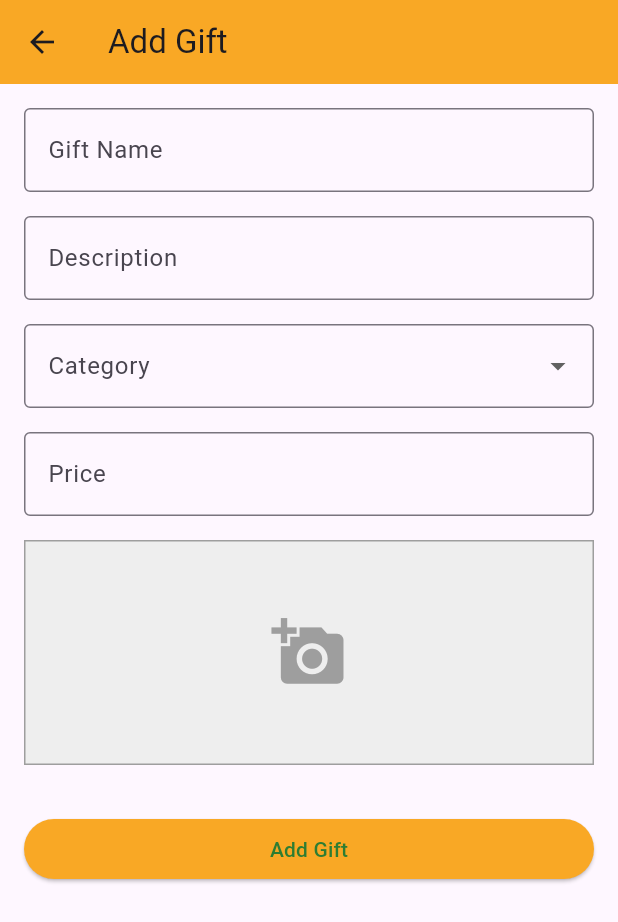
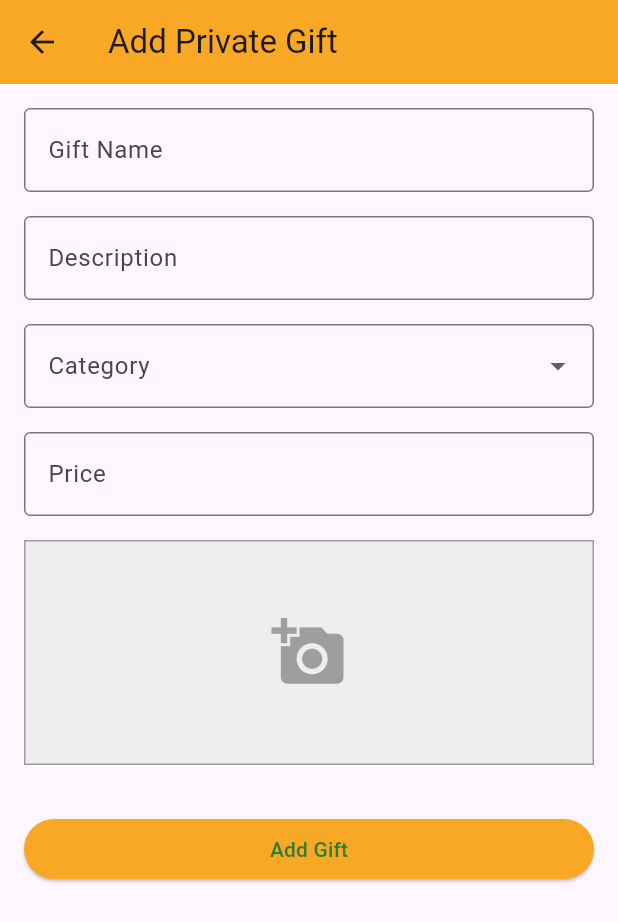
Before and after one commit to Noosh123/hedieaty, a Flutter app: the PrivateGiftListPage screen opened directly with empty values, after a tap on "Add New Gift", on a phone screen of 412 x 824 dp. Shown: the top 922 px of the screen. Run offline on Flutter 3.47's test engine with Material 3 defaults, Android fonts, the phone set to English and light mode, and no system bars; our stand-ins replace cloud_firestore, firebase_auth, firebase_core, image_picker, permission_handler, sqflite; accounts and stored records are empty.

Commit message:
The user can now create local events and gifts
The user can now create local events and gifts

```diff
--- a/lib/main.dart
+++ b/lib/main.dart
@@ -8,6 +8,7 @@ import 'package:hedieaty/screens/eventlist_page.dart';
 import 'package:hedieaty/screens/giftdetails_page.dart';
 import 'package:hedieaty/screens/giftlist_page.dart';
 import 'package:hedieaty/screens/homepage.dart';
+import 'package:hedieaty/screens/local/PrivateEventListPage.dart';
 import 'package:hedieaty/screens/myGiftlist_page.dart';
 import 'package:hedieaty/screens/myPledgedGifts_page.dart';
 import 'package:hedieaty/screens/myProfile_page.dart';
@@ -30,6 +31,7 @@ class MyApp extends StatelessWidget {
         '/homepage': (context) => HomePage(),
         //'/eventlist': (context) => EventListPage(friendName: 'Friend Name'),
         '/myEventlist': (context) => MyEventListPage(),// Pass dynamic name later
+        '/myPrivateEventlist': (context) => PrivateEventListPage(),// Pass dynamic name later
         //'/giftlist':(context) => GiftListPage(),
         //'/myGiftlist': (context) => MyGiftListPage(),
         //'/giftdetails':(context) => GiftDetailsPage(),
--- /dev/null
+++ b/lib/screens/local/create_private_gift_page.dart
@@ -0,0 +1,266 @@
+import 'package:flutter/material.dart';
+import 'package:hedieaty/services/image_service.dart';
+import 'package:image_picker/image_picker.dart';
+import 'package:hedieaty/models/gift_model.dart';
+import 'package:hedieaty/services/local/local_gift_service.dart';
+import 'dart:io';
+
+class CreatePrivateGiftPage extends StatefulWidget {
+  final GiftModel? gift; // Pass the gift model if editing
+  final String eventId; // Event ID for the gift
+  final bool isEdit; // Flag to differentiate between Add and Edit
+
+  const CreatePrivateGiftPage({
+    Key? key,
+    required this.eventId,
+    this.gift,
+    this.isEdit = false,
+  }) : super(key: key);
+
+  @override
+  State<CreatePrivateGiftPage> createState() => _CreatePrivateGiftPageState();
+}
+
+class _CreatePrivateGiftPageState extends State<CreatePrivateGiftPage> {
+  final _formKey = GlobalKey<FormState>();
+  final LocalGiftService _localGiftService = LocalGiftService();
+  final ImageService _imageService = ImageService();
+
+  String? _giftName;
+  String? _description;
+  String? _category;
+  double? _price;
+  String? _imageUrl;
+  String _status = "available";
+
+  final List<String> _categories = [
+    'Electronics',
+    'Books',
+    'Clothing',
+    'Toys',
+    'Other',
+  ];
+
+  bool _isLoading = false;
+
+  @override
+  void initState() {
+    super.initState();
+
+    // Pre-fill form fields if editing
+    if (widget.isEdit && widget.gift != null) {
+      final gift = widget.gift!;
+      _giftName = gift.name;
+      _description = gift.description;
+      _category = gift.category;
+      _price = gift.price;
+      _imageUrl = gift.image;
+      _status = gift.status;
+    }
+  }
+
+  Future<void> _pickAndUploadImage() async {
+    try {
+      final ImagePicker picker = ImagePicker();
+
+      // Pick image from gallery or camera
+      final XFile? pickedImage = await picker.pickImage(source: ImageSource.gallery);
+
+      if (pickedImage != null) {
+        setState(() => _isLoading = true);
+
+        // Upload image using ImageService
+        final imageUrl = await _imageService.uploadImage(pickedImage.path);
+
+        if (imageUrl != null) {
+          setState(() => _imageUrl = imageUrl);
+          ScaffoldMessenger.of(context).showSnackBar(
+            const SnackBar(content: Text('Image uploaded successfully!')),
+          );
+        } else {
+          throw Exception('Image upload failed');
+        }
+      }
+    } catch (e) {
+      print('Error uploading image: $e');
+      ScaffoldMessenger.of(context).showSnackBar(
+        SnackBar(content: Text('Failed to upload image: $e')),
+      );
+    } finally {
+      setState(() => _isLoading = false);
+    }
+  }
+
+
+  void _saveGift() async {
+    if (_formKey.currentState!.validate()) {
+      _formKey.currentState!.save();
+
+      setState(() => _isLoading = true);
+
+      try {
+        // Prepare the gift model
+        final GiftModel newGift = GiftModel(
+          id: widget.isEdit ? widget.gift!.id : DateTime.now().toIso8601String(),
+          eventId: widget.eventId,
+          userId: 'local', // Set a placeholder user ID for local database
+          name: _giftName!,
+          description: _description ?? '',
+          category: _category!,
+          price: _price!,
+          image: _imageUrl ?? '',
+          status: _status,
+          pledgedBy: null,
+        );
+
+        if (widget.isEdit) {
+          // Update gift
+          await _localGiftService.updateGift(newGift);
+          ScaffoldMessenger.of(context).showSnackBar(
+            const SnackBar(content: Text('Gift updated successfully!')),
+          );
+        } else {
+          // Add new gift
+          await _localGiftService.addGift(newGift);
+          ScaffoldMessenger.of(context).showSnackBar(
+            const SnackBar(content: Text('Gift added successfully!')),
+          );
+        }
+
+        Navigator.pop(context); // Return to the previous screen
+      } catch (e) {
+        print('Error saving gift: $e');
+        ScaffoldMessenger.of(context).showSnackBar(
+          SnackBar(content: Text('Failed to save gift: $e')),
+        );
+      } finally {
+        setState(() => _isLoading = false);
+      }
+    }
+  }
+
+  @override
+  Widget build(BuildContext context) {
+    return Scaffold(
+      appBar: AppBar(
+        backgroundColor: Colors.yellow[800],
+        title: Text(widget.isEdit ? 'Edit Private Gift' : 'Add Private Gift'),
+      ),
+      body: _isLoading
+          ? const Center(child: CircularProgressIndicator())
+          : Padding(
+        padding: const EdgeInsets.all(16.0),
+        child: Form(
+          key: _formKey,
+          child: ListView(
+            children: [
+              // Gift Name
+              TextFormField(
+                initialValue: _giftName,
+                decoration: const InputDecoration(
+                  labelText: 'Gift Name',
+                  border: OutlineInputBorder(),
+                ),
+                onSaved: (value) => _giftName = value,
+                validator: (value) =>
+                value == null || value.isEmpty ? 'Name is required' : null,
+              ),
+              const SizedBox(height: 16),
+
+              // Description
+              TextFormField(
+                initialValue: _description,
+                decoration: const InputDecoration(
+                  labelText: 'Description',
+                  border: OutlineInputBorder(),
+                ),
+                onSaved: (value) => _description = value,
+              ),
+              const SizedBox(height: 16),
+
+              // Category Dropdown
+              DropdownButtonFormField<String>(
+                value: _category,
+                decoration: const InputDecoration(
+                  labelText: 'Category',
+                  border: OutlineInputBorder(),
+                ),
+                items: _categories
+                    .map((category) => DropdownMenuItem(
+                  value: category,
+                  child: Text(category),
+                ))
+                    .toList(),
+                onChanged: (value) => _category = value,
+                validator: (value) =>
+                value == null || value.isEmpty ? 'Category is required' : null,
+              ),
+              const SizedBox(height: 16),
+
+              // Price
+              TextFormField(
+                initialValue: _price?.toString(),
+                decoration: const InputDecoration(
+                  labelText: 'Price',
+                  border: OutlineInputBorder(),
+                ),
+                keyboardType: TextInputType.number,
+                onSaved: (value) => _price = double.tryParse(value ?? ''),
+                validator: (value) {
+                  if (value == null || value.isEmpty) {
+                    return 'Price is required';
+                  }
+                  final price = double.tryParse(value);
+                  return price == null || price <= 0
+                      ? 'Enter a valid price'
+                      : null;
+                },
+              ),
+              const SizedBox(height: 16),
+
+              // Image Upload Section
+              GestureDetector(
+                onTap: _pickAndUploadImage,
+                child: Container(
+                  height: 150,
+                  width: double.infinity,
+                  decoration: BoxDecoration(
+                    color: Colors.grey[200],
+                    border: Border.all(color: Colors.grey),
+                    image: (_imageUrl != null && _imageUrl!.isNotEmpty)
+                        ? DecorationImage(
+                      image: NetworkImage(_imageUrl!),
+                      fit: BoxFit.cover,
+                    )
+                        : null,
+                  ),
+                  child: (_imageUrl == null || _imageUrl!.isEmpty)
+                      ? const Icon(
+                    Icons.add_a_photo,
+                    size: 50,
+                    color: Colors.grey,
+                  )
+                      : null,
+                ),
+              ),
+
+              const SizedBox(height: 32),
+
+              // Save Button
+              ElevatedButton(
+                style: ElevatedButton.styleFrom(
+                  backgroundColor: Colors.yellow[800],
+                ),
+                onPressed: _saveGift,
+                child: Text(
+                  widget.isEdit ? 'Update Gift' : 'Add Gift',
+                  style: TextStyle(color: Colors.green[800]),
+                ),
+              ),
+            ],
+          ),
+        ),
+      ),
+    );
+  }
+}
```
Also changed, not shown: lib/screens/local/PrivateGiftListPage.dart (+17 -53 lines), lib/screens/myProfile_page.dart (+11 -0 lines).
